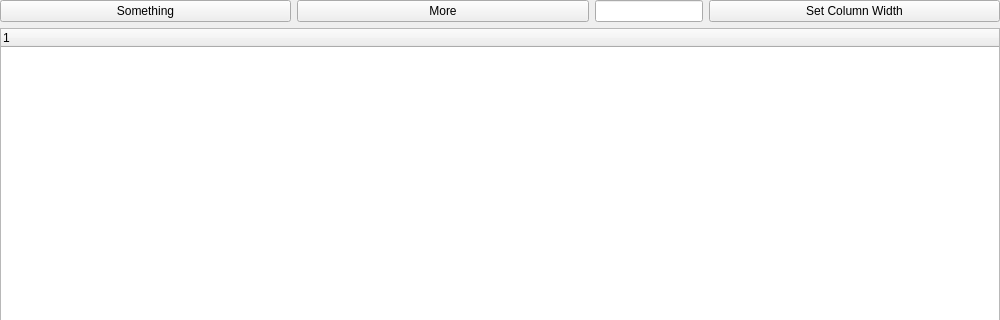
First picture: the form in epyqlib/tabs/files/filesview.ui, repository epcpower/stlib, before the edit; both pictures show x 0 to 1000 and y 0 to 320 of the 1000 by 600 pixel window.
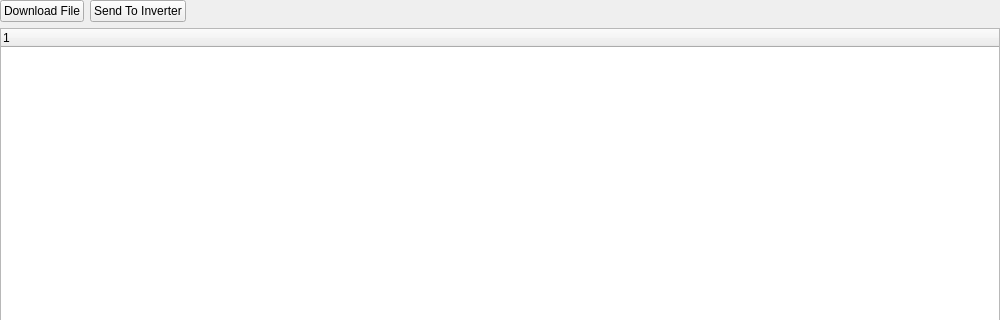
Second picture: the form after the edit.

Commit message: Update button text on files UI, use file picker dialog for destination, and write function to download file via treq.

```diff
--- a/epyqlib/tabs/files/filesview.ui
+++ b/epyqlib/tabs/files/filesview.ui
@@ -10,6 +10,12 @@
     <height>600</height>
    </rect>
   </property>
+  <property name="maximumSize">
+   <size>
+    <width>160000</width>
+    <height>160000</height>
+   </size>
+  </property>
   <property name="windowTitle">
    <string>Form</string>
   </property>
@@ -31,36 +37,44 @@
      <item row="0" column="0">
       <layout class="QHBoxLayout" name="horizontalLayout">
        <item>
-        <widget class="QPushButton" name="something">
-         <property name="text">
-          <string>Something</string>
-         </property>
-        </widget>
-       </item>
-       <item>
-        <widget class="QPushButton" name="more">
-         <property name="text">
-          <string>More</string>
-         </property>
-        </widget>
-       </item>
-       <item>
-        <widget class="QLineEdit" name="txt_col_width">
+        <widget class="QPushButton" name="download_file">
          <property name="sizePolicy">
-          <sizepolicy hsizetype="Maximum" vsizetype="Fixed">
+          <sizepolicy hsizetype="Preferred" vsizetype="Fixed">
            <horstretch>0</horstretch>
            <verstretch>0</verstretch>
           </sizepolicy>
          </property>
+         <property name="maximumSize">
+          <size>
+           <width>16777215</width>
+           <height>16777215</height>
+          </size>
+         </property>
+         <property name="text">
+          <string>Download File</string>
+         </property>
         </widget>
        </item>
        <item>
         <widget class="QPushButton" name="set_col_width">
          <property name="text">
-          <string>Set Column Width</string>
+          <string>Send To Inverter</string>
          </property>
         </widget>
        </item>
+       <item>
+        <spacer name="horizontalSpacer">
+         <property name="orientation">
+          <enum>Qt::Horizontal</enum>
+         </property>
+         <property name="sizeHint" stdset="0">
+          <size>
+           <width>40</width>
+           <height>20</height>
+          </size>
+         </property>
+        </spacer>
+       </item>
       </layout>
      </item>
      <item row="1" column="0">
```
Left out of the diff: 2 changed lines with no effect on the pictures. The commit also changes 3 other files.
